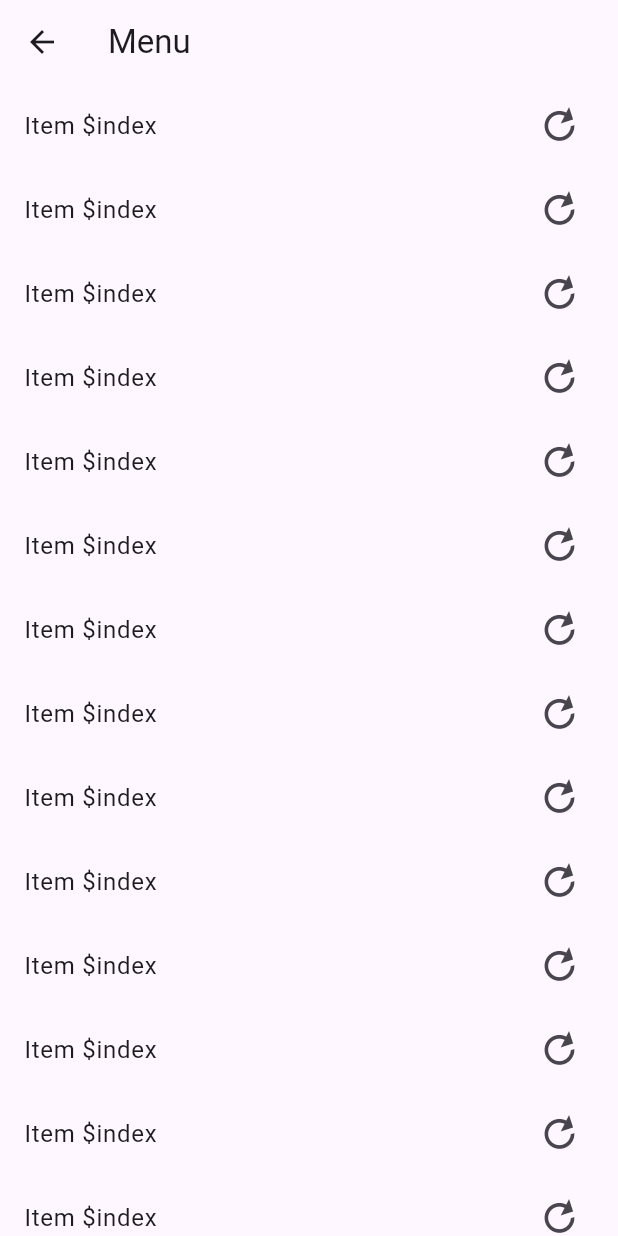
After one commit to AFRIDI-2020/notification, a Flutter app: the MenuView screen opened directly, on a phone screen of 412 x 824 dp. The commit adds this screen. Run offline on Flutter 3.47's test engine with Material 3 defaults, Android fonts, the phone set to English and light mode, and no system bars; our stand-ins replace awesome_notifications, go_router; missing offline and left inert: bnb_flutter, wifi_iot, wifi_scan; network calls fail.

Commit message:
app bar text changed

```diff
--- /dev/null
+++ b/debug.config.json
@@ -0,0 +1,3 @@
+{
+  "SECRETE_KEY" : "Hello world"
+}
--- /dev/null
+++ b/lib/menu_view.dart
@@ -0,0 +1,27 @@
+import 'package:flutter/material.dart';
+import 'package:notification/rotate_widget.dart';
+
+class MenuView extends StatelessWidget {
+  const MenuView({super.key});
+
+  @override
+  Widget build(BuildContext context) {
+    var count = ValueNotifier<int>(0);
+    return Scaffold(
+      appBar: AppBar(
+        title: Text("Menu"),
+      ),
+      body: ListView.builder(
+        itemCount: 20,
+        itemBuilder: (context, index) {
+          return ListTile(
+            title: Text("Item \$index"),
+            trailing: RepaintBoundary(
+              child: RotatingWidget(),
+            ),
+          );
+        },
+      ),
+    );
+  }
+}
--- /dev/null
+++ b/lib/rotate_widget.dart
@@ -0,0 +1,37 @@
+import 'dart:math';
+
+import 'package:flutter/cupertino.dart';
+import 'package:flutter/material.dart';
+
+class RotatingWidget extends StatefulWidget {
+  @override
+  _RotatingWidgetState createState() => _RotatingWidgetState();
+}
+class _RotatingWidgetState extends State<RotatingWidget> with SingleTickerProviderStateMixin {
+  late AnimationController _controller;
+  @override
+  void initState() {
+    super.initState();
+    _controller = AnimationController(
+      duration: Duration(seconds:2),
+      vsync: this,
+    )..repeat();
+  }
+  @override
+  void dispose() {
+    _controller.dispose();
+    super.dispose();
+  }
+  @override
+  Widget build(BuildContext context) {
+    return AnimatedBuilder(
+      animation: _controller,
+      builder: (context, child) {
+        return Transform.rotate(
+          angle: _controller.value * 2 * pi,
+          child: Icon(Icons.refresh, size: 30),
+        );
+      },
+    );
+  }
+}
--- a/pubspec.yaml
+++ b/pubspec.yaml
@@ -40,6 +40,7 @@ dependencies:
   wifi_iot: ^0.3.19+2
   bnb_flutter: ^0.0.4
   http: ^1.4.0
+  image_picker: ^1.1.2
 
 dev_dependencies:
   flutter_test:
@@ -53,6 +54,8 @@ dev_dependencies:
   # package. See that file for information about deactivating specific lint
   # rules and activating additional ones.
   flutter_lints: ^5.0.0
+  integration_test:
+    sdk: flutter
 
 # For information on the generic Dart part of this file, see the
 # following page: https://dart.dev/tools/pub/pubspec
```
Also changed, not shown: lib/dialog/animated_dialog.dart (added, +48 -0 lines), lib/home.dart (+17 -1 lines), lib/login/login_page.dart (added, +100 -0 lines), lib/main.dart (+80 -17 lines), lib/wifi_list.dart (+5 -3 lines), pubspec.lock, 2 other files.
